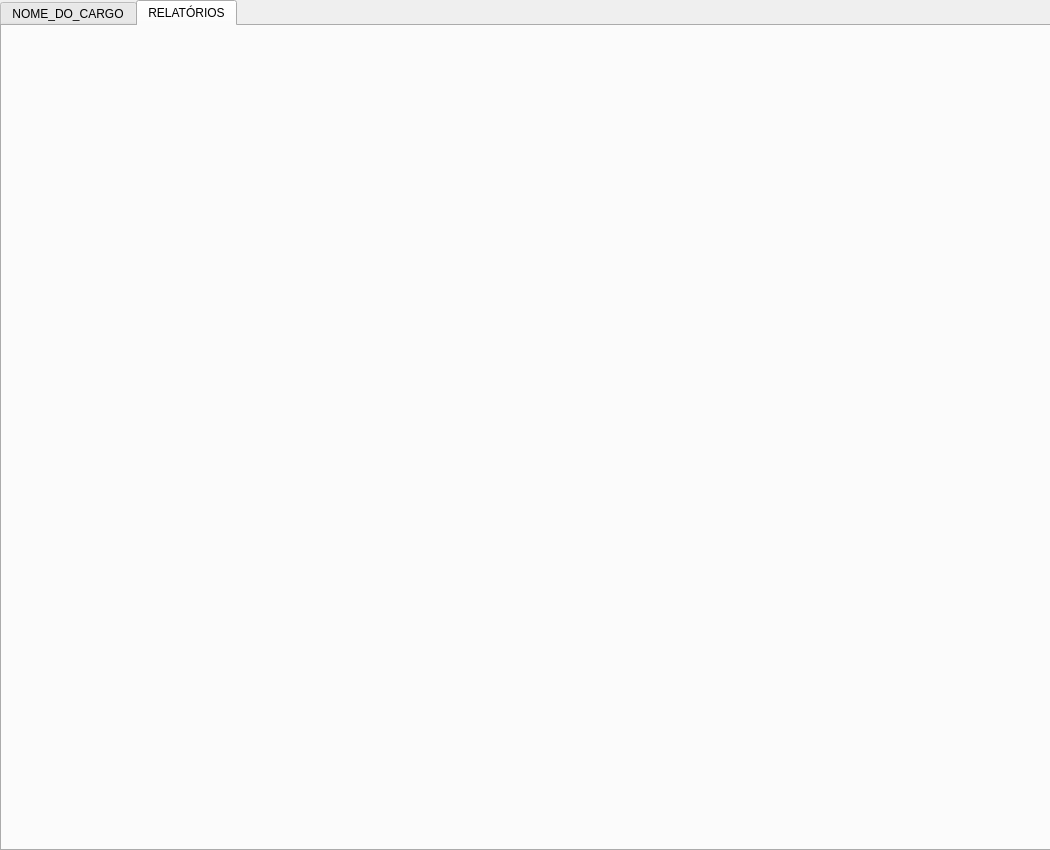
Before: the Qt Designer form overview_pages/cientista_page/cientista.ui in Linkinhh/BANCO_DADOS, drawn with Qt 5.
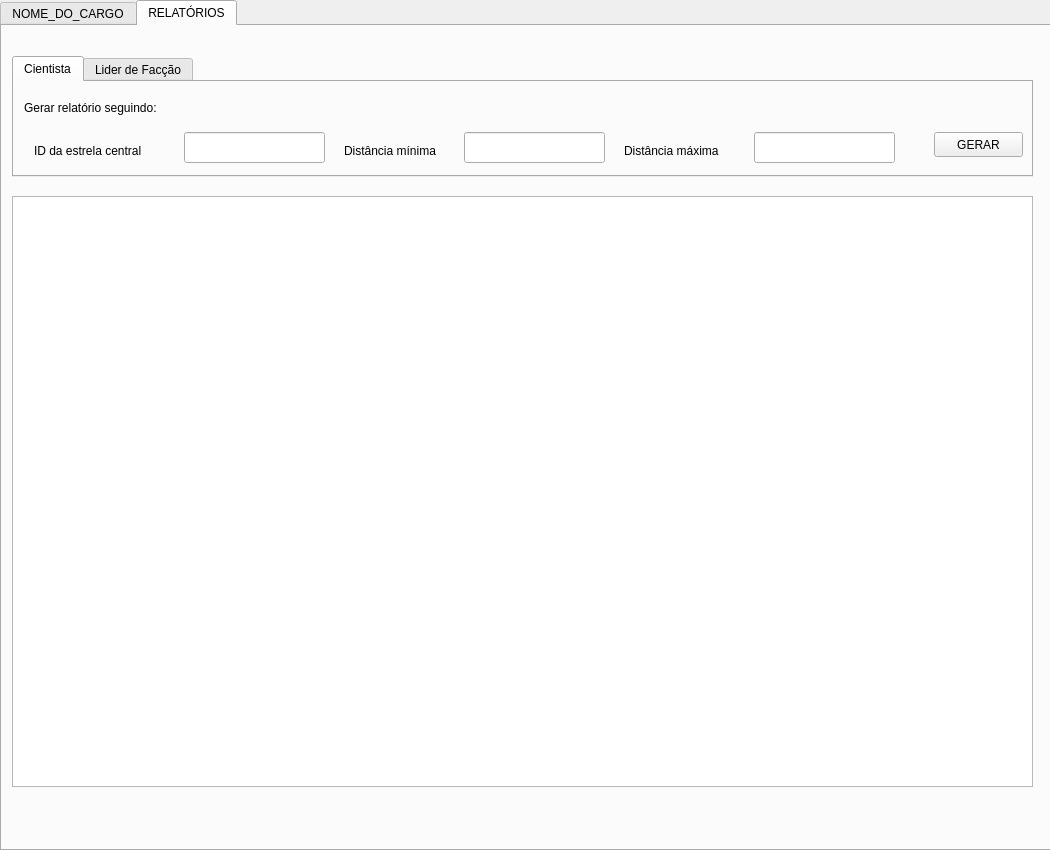
After: the same form once the commit is applied. The open tabs and pages were chosen to show the change.

Commit message: relatorios, logs e validacao

The edit to the form file:
```diff
--- a/overview_pages/cientista_page/cientista.ui
+++ b/overview_pages/cientista_page/cientista.ui
@@ -900,6 +900,218 @@
     <attribute name="title">
      <string>RELATÓRIOS</string>
     </attribute>
+    <widget class="QTableWidget" name="tableRelatorio">
+     <property name="geometry">
+      <rect>
+       <x>10</x>
+       <y>170</y>
+       <width>1021</width>
+       <height>591</height>
+      </rect>
+     </property>
+    </widget>
+    <widget class="QTabWidget" name="tabWidgetRelatorio">
+     <property name="geometry">
+      <rect>
+       <x>10</x>
+       <y>30</y>
+       <width>1021</width>
+       <height>121</height>
+      </rect>
+     </property>
+     <property name="currentIndex">
+      <number>0</number>
+     </property>
+     <widget class="QWidget" name="tab_24">
+      <attribute name="title">
+       <string>Cientista</string>
+      </attribute>
+      <widget class="QPushButton" name="buttonGerarCientista">
+       <property name="geometry">
+        <rect>
+         <x>920</x>
+         <y>50</y>
+         <width>89</width>
+         <height>25</height>
+        </rect>
+       </property>
+       <property name="text">
+        <string>GERAR</string>
+       </property>
+      </widget>
+      <widget class="QLabel" name="label_7">
+       <property name="geometry">
+        <rect>
+         <x>10</x>
+         <y>10</y>
+         <width>281</width>
+         <height>31</height>
+        </rect>
+       </property>
+       <property name="styleSheet">
+        <string notr="true">font: 18pt &quot;Ubuntu&quot;;</string>
+       </property>
+       <property name="text">
+        <string>Gerar relatório seguindo:</string>
+       </property>
+      </widget>
+      <widget class="QLineEdit" name="textEstrelaCentral">
+       <property name="geometry">
+        <rect>
+         <x>170</x>
+         <y>50</y>
+         <width>141</width>
+         <height>31</height>
+        </rect>
+       </property>
+      </widget>
+      <widget class="QLabel" name="label_20">
+       <property name="geometry">
+        <rect>
+         <x>20</x>
+         <y>60</y>
+         <width>141</width>
+         <height>17</height>
+        </rect>
+       </property>
+       <property name="text">
+        <string>ID da estrela central</string>
+       </property>
+      </widget>
+      <widget class="QLineEdit" name="textDistanciaMinima">
+       <property name="geometry">
+        <rect>
+         <x>450</x>
+         <y>50</y>
+         <width>141</width>
+         <height>31</height>
+        </rect>
+       </property>
+      </widget>
+      <widget class="QLabel" name="label_21">
+       <property name="geometry">
+        <rect>
+         <x>330</x>
+         <y>60</y>
+         <width>141</width>
+         <height>17</height>
+        </rect>
+       </property>
+       <property name="text">
+        <string>Distância mínima</string>
+       </property>
+      </widget>
+      <widget class="QLineEdit" name="textDistanciaMaxima">
+       <property name="geometry">
+        <rect>
+         <x>740</x>
+         <y>50</y>
+         <width>141</width>
+         <height>31</height>
+        </rect>
+       </property>
+      </widget>
+      <widget class="QLabel" name="label_22">
+       <property name="geometry">
+        <rect>
+         <x>610</x>
+         <y>60</y>
+         <width>121</width>
+         <height>17</height>
+        </rect>
+       </property>
+       <property name="text">
+        <string>Distância máxima</string>
+       </property>
+      </widget>
+     </widget>
+     <widget class="QWidget" name="tab_25">
+      <attribute name="title">
+       <string>Lider de Facção</string>
+      </attribute>
+      <widget class="QPushButton" name="buttonGerarLider">
+       <property name="geometry">
+        <rect>
+         <x>920</x>
+         <y>50</y>
+         <width>89</width>
+         <height>25</height>
+        </rect>
+       </property>
+       <property name="text">
+        <string>GERAR</string>
+       </property>
+      </widget>
+      <widget class="QRadioButton" name="radioButtonRelatorioEspecie">
+       <property name="geometry">
+        <rect>
+         <x>210</x>
+         <y>50</y>
+         <width>71</width>
+         <height>23</height>
+        </rect>
+       </property>
+       <property name="text">
+        <string>Especie</string>
+       </property>
+      </widget>
+      <widget class="QRadioButton" name="radioButtonRelatorioNacao">
+       <property name="geometry">
+        <rect>
+         <x>10</x>
+         <y>50</y>
+         <width>112</width>
+         <height>23</height>
+        </rect>
+       </property>
+       <property name="text">
+        <string>Nação</string>
+       </property>
+      </widget>
+      <widget class="QLabel" name="label_6">
+       <property name="geometry">
+        <rect>
+         <x>10</x>
+         <y>10</y>
+         <width>281</width>
+         <height>31</height>
+        </rect>
+       </property>
+       <property name="styleSheet">
+        <string notr="true">font: 18pt &quot;Ubuntu&quot;;</string>
+       </property>
+       <property name="text">
+        <string>Gerar relatório seguindo:</string>
+       </property>
+      </widget>
+      <widget class="QRadioButton" name="radioButtonRelatorioPlaneta">
+       <property name="geometry">
+        <rect>
+         <x>420</x>
+         <y>50</y>
+         <width>71</width>
+         <height>23</height>
+        </rect>
+       </property>
+       <property name="text">
+        <string>Planeta</string>
+       </property>
+      </widget>
+      <widget class="QRadioButton" name="radioButtonRelatorioSistema">
+       <property name="geometry">
+        <rect>
+         <x>610</x>
+         <y>50</y>
+         <width>81</width>
+         <height>23</height>
+        </rect>
+       </property>
+       <property name="text">
+        <string>Sistema</string>
+       </property>
+      </widget>
+     </widget>
+    </widget>
    </widget>
   </widget>
  </widget>
```
Left out of the diff: 8 changed lines with no effect on the pictures. The commit also changes 15 other files.
